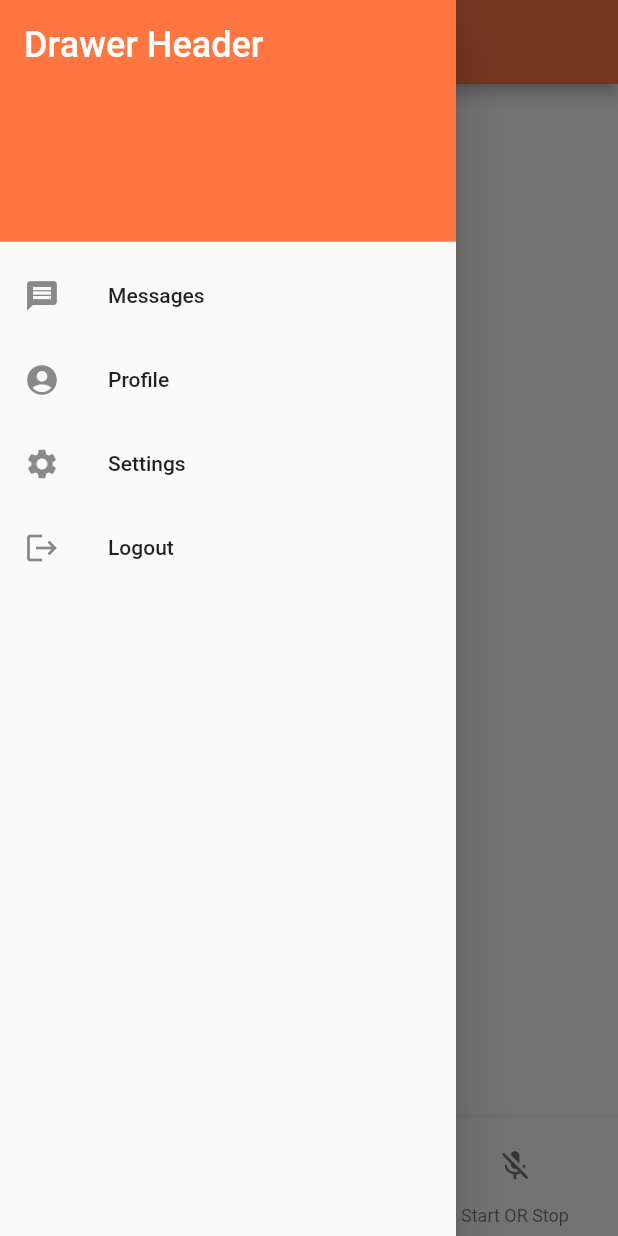
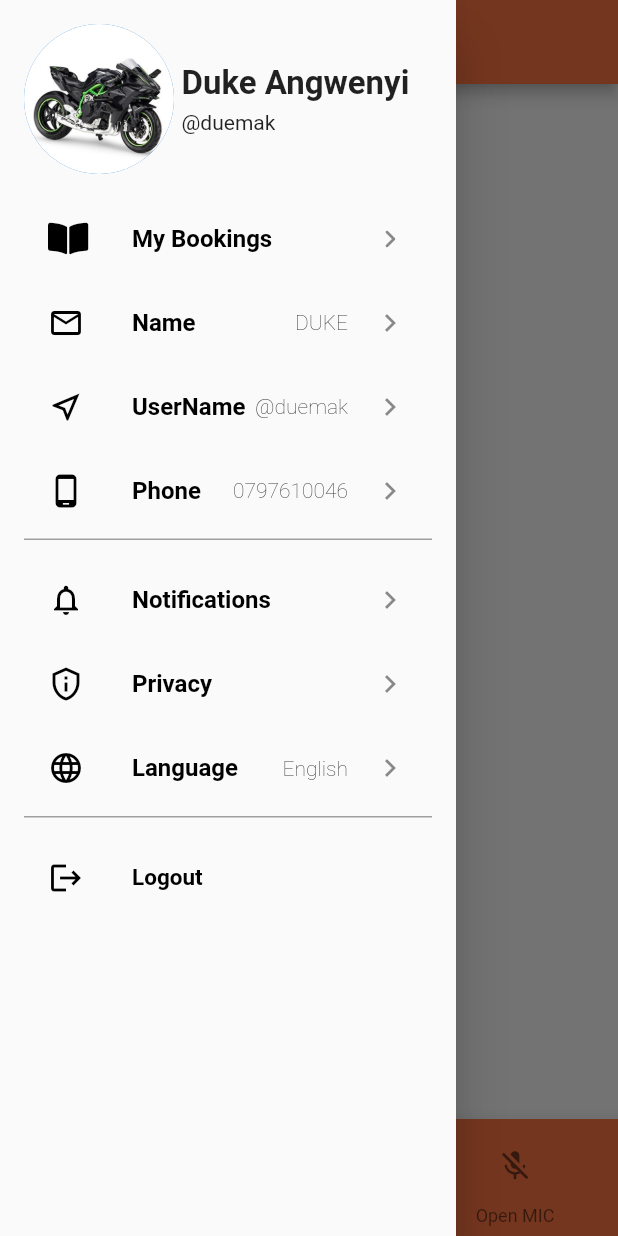
Before and after one commit to AmDuemak/duemak_heard, a Flutter app: the screen it shows once a user with an empty profile is signed in, with the side drawer open, on a phone screen of 412 x 824 dp. Run offline on Flutter 3.47's test engine with Material 2 defaults, Android fonts, the light colour scheme and no system bars; our stand-ins replace audioplayers, firebase_auth, firebase_core, firebase_storage, flutter_spinkit, flutter_svg and 2 more; missing offline and left inert: firebase_auth_web, firebase_core_web, firebase_storage_web, flutter_sound, flutter_sound_web; accounts and stored records are empty; project files that could hold a hidden picture were left out.

Commit message:
added firestore and delete fxn

```diff
--- a/lib/main.dart
+++ b/lib/main.dart
@@ -29,7 +29,6 @@ class MyApp extends StatelessWidget {
         SignUpScreen.id: (context) => SignUpScreen(),
         HomePage.id: (context) => HomePage(),
         ForgotPasswordScreen.id: (context) => ForgotPasswordScreen(),
-        // AppDrawer.id: (context) => AppDrawer(),
       },
     );
   }
--- a/lib/screens/Home_screen/home.dart
+++ b/lib/screens/Home_screen/home.dart
@@ -1,9 +1,11 @@
 import 'dart:io';
 
 import 'package:duemak_heard/constants.dart';
-import 'package:duemak_heard/screens/sign_in/sign_in_screen.dart';
+import 'package:duemak_heard/screens/Home_screen/my_drawer.dart';
+import 'package:duemak_heard/utilities/detele_file.dart';
 import 'package:duemak_heard/utilities/loading.dart';
 import 'package:duemak_heard/utilities/record.dart';
+import 'package:duemak_heard/utilities/upload.dart';
 import 'package:firebase_auth/firebase_auth.dart';
 import 'package:path_provider/path_provider.dart';
 import 'package:flutter/material.dart';
@@ -18,9 +20,10 @@ class HomePage extends StatefulWidget {
 
 class _HomePageState extends State<HomePage> {
   bool loading = false;
+  bool isUploading = false;
   final List<String> errors = [];
   final recorder = SoundRecorder();
-  late List<String> records;
+  late List records;
   late Directory appDirectory;
   int _selectedIndex = -1;
   late int _totalDuration;
@@ -65,7 +68,7 @@ class _HomePageState extends State<HomePage> {
   @override
   void dispose() {
     recorder.dispose();
-    appDirectory.delete();
+    // appDirectory.delete();
     super.dispose();
   }
 
@@ -79,69 +82,10 @@ class _HomePageState extends State<HomePage> {
               appBar: AppBar(
                 backgroundColor: kPrimaryColor,
               ),
-              drawer: Drawer(
-                child: ListView(
-                  padding: EdgeInsets.zero,
-                  children: <Widget>[
-                    DrawerHeader(
-                      decoration: BoxDecoration(
-                        color: kPrimaryColor,
-                      ),
-                      child: Text(
-                        'Drawer Header',
-                        style: TextStyle(
-                          color: Colors.white,
-                          fontSize: 24,
-                        ),
-                      ),
-                    ),
-                    ListTile(
-                      leading: Icon(Icons.message),
-                      title: Text('Messages'),
-                    ),
-                    ListTile(
-                      leading: Icon(Icons.account_circle),
-                      title: Text('Profile'),
-                    ),
-                    ListTile(
-                      leading: Icon(Icons.settings),
-                      title: Text('Settings'),
-                    ),
-                    GestureDetector(
-                      child: ListTile(
-                        leading: Icon(Icons.logout),
-                        title: Text('Logout'),
-                      ),
-                      onTap: () async {
-                        try {
-                          setState(() {
-                            loading = true;
-                          });
-                          await FirebaseAuth.instance.signOut();
-                        } on FirebaseException catch (e) {
-                          String messo = "network-request-failed";
-                          if (e.code == "network-request-failed") {
-                            myDialog(context, messo);
-                          } else {
-                            messo = "an error occured";
-                            myDialog(context, messo);
-                          }
-                          print(e.toString());
-                          setState(() {
-                            loading = false;
-                          });
-                        }
-                        Navigator.pushReplacementNamed(
-                            context, SignInScreen.id);
-                      },
-                    ),
-                  ],
-                ),
-              ),
-              body: FutureBuilder(
-                  future: null,
-                  builder: (BuildContext context, snapshot) {
-                    return ListView.builder(
+              drawer: MyDrawer(),
+              body: isUploading
+                  ? Loading()
+                  : ListView.builder(
                       itemCount: records.length,
                       shrinkWrap: true,
                       reverse: true,
@@ -154,8 +98,23 @@ class _HomePageState extends State<HomePage> {
                                 color: kSecondaryColor,
                                 borderRadius: BorderRadius.circular(10)),
                             child: ExpansionTile(
+                              leading: IconButton(
+                                onPressed: () async {
+                                  try {
+                                    await deleteFile(
+                                      File(records.elementAt(i)),
+                                      context,
+                                    );
+                                    print("success");
+                                  } catch (e) {
+                                    print(e.toString());
+                                    print(records.elementAt(i));
+                                  }
+                                },
+                                icon: Icon(Icons.delete_forever),
+                              ),
                               title: Text("New recoding ${records.length - i}"),
-                              subtitle: Text(getDateFromFilePatah(
+                              subtitle: Text(getDateFromFile(
                                   filePath: records.elementAt(i))),
                               onExpansionChanged: ((newState) {
                                 if (newState) {
@@ -170,6 +129,8 @@ class _HomePageState extends State<HomePage> {
                                   height: 100,
                                   child: Column(
                                     mainAxisAlignment: MainAxisAlignment.center,
+                                    crossAxisAlignment:
+                                        CrossAxisAlignment.stretch,
                                     children: [
                                       LinearProgressIndicator(
                                         minHeight: 5,
@@ -190,7 +151,8 @@ class _HomePageState extends State<HomePage> {
                                                 iconSize: 30,
                                                 icon: Icon(Icons.stop),
                                                 onPressed: () {
-                                                  AudioPlayer().stop();
+                                                  AudioPlayer().setReleaseMode(
+                                                      ReleaseMode.STOP);
                                                   setState(() {
                                                     _isPlaying = false;
                                                   });
@@ -211,7 +173,9 @@ class _HomePageState extends State<HomePage> {
                                                 iconSize: 30,
                                                 icon: Icon(Icons.pause),
                                                 onPressed: () {
-                                                  AudioPlayer().pause();
+                                                  AudioPlayer().setReleaseMode(
+                                                      ReleaseMode.RELEASE);
+                                                  // AudioPlayer().pause();
                                                   setState(() {
                                                     _isPlaying = false;
                                                   });
@@ -227,20 +191,33 @@ class _HomePageState extends State<HomePage> {
                           ),
                         );
                       },
-                    );
-                  }),
+                    ),
               bottomNavigationBar: BottomNavigationBar(
+                backgroundColor: kPrimaryColor,
                 currentIndex: 1,
                 items: [
                   BottomNavigationBarItem(
                     label: "Upload to cloud",
                     icon: IconButton(
                         onPressed: () async {
-                        await () {};
-                        print("Upload pressed");
+                          setState(() {
+                            isUploading = true;
+                          });
+                          for (int f = 0; f < records.length; f++) {
+                            try {
+                              await UploadFile(records.elementAt(f).toString());
+                            } on FirebaseException catch (e) {
+                              print(e.toString());
+                              setState(() {
+                                isUploading = false;
+                              });
+                            }
+                          }
+                          setState(() {
+                            isUploading = false;
+                          });
                         },
-                      icon: Icon(Icons.cloud_upload),
-                    ),
+                        icon: Icon(Icons.cloud_upload)),
                   ),
                   BottomNavigationBarItem(
                     label: "HOME",
@@ -250,7 +227,7 @@ class _HomePageState extends State<HomePage> {
                     ),
                   ),
                   BottomNavigationBarItem(
-                    label: "Start OR Stop",
+                    label: isRecording ? "Close MIC" : "Open MIC",
                     icon: IconButton(
                       onPressed: () async {
                         await recorder.toggleRecorder();
@@ -267,21 +244,13 @@ class _HomePageState extends State<HomePage> {
     );
   }
 
-  Future<dynamic> myDialog(BuildContext context, String messo) {
-    return showDialog(
-      barrierDismissible: false,
-      context: context,
-      builder: (BuildContext context) => AlertDialog(
-        title: const Text("Signing In error"),
-        content: Text(messo),
-        actions: <Widget>[
-          TextButton(
-            onPressed: () => Navigator.pop(context, 'OK'),
-            child: const Text('OK'),
-          ),
-        ],
-      ),
-    );
+  UpdateData() async {
+    appDirectory = await getApplicationDocumentsDirectory();
+    appDirectory.list().listen((event) {
+      if (event.path.contains(".aac")) {
+        records.add(event.path);
+      }
+    });
   }
 
   Future<void> _onPlay({required String filePath, required int index}) async {
@@ -302,28 +271,25 @@ class _HomePageState extends State<HomePage> {
         });
       });
 
-      audioPlayer.onAudioPositionChanged.listen((duration) {
+      audioPlayer.onAudioPositionChanged.listen(
+        (duration) {
           setState(() {
-          _totalDuration = duration.inMicroseconds;
-        });
-      });
-
-      audioPlayer.onAudioPositionChanged.listen((duration) {
-        setState(() {
+            _totalDuration = audioPlayer.getDuration() as int;
             _currentDuration = duration.inMicroseconds;
             _completedPercentage =
                 _currentDuration.toDouble() / _totalDuration.toDouble();
           });
-      });
+        },
+      );
     }
   }
 
-  String getDateFromFilePatah({required String filePath}) {
-    String fromEpoch = filePath.substring(
+  String getDateFromFile({required String filePath}) {
+    String fromFile = filePath.substring(
         filePath.lastIndexOf('/') + 1, filePath.lastIndexOf('.'));
 
     DateTime recordedDate =
-        DateTime.fromMillisecondsSinceEpoch(int.parse(fromEpoch));
+        DateTime.fromMillisecondsSinceEpoch(int.parse(fromFile));
     int year = recordedDate.year;
     int month = recordedDate.month;
     int day = recordedDate.day;
--- /dev/null
+++ b/lib/screens/Home_screen/my_drawer.dart
@@ -0,0 +1,186 @@
+import 'package:duemak_heard/screens/sign_in/sign_in_screen.dart';
+import 'package:firebase_auth/firebase_auth.dart';
+import 'package:flutter/material.dart';
+import 'package:font_awesome_flutter/font_awesome_flutter.dart';
+
+class MyDrawer extends StatelessWidget {
+  const MyDrawer({Key? key}) : super(key: key);
+
+  @override
+  Widget build(BuildContext context) {
+    return Drawer(
+      child: Padding(
+        padding: const EdgeInsets.all(8.0),
+        child: Container(
+          padding: EdgeInsets.all(8.0),
+          child: SingleChildScrollView(
+            child: Column(
+              crossAxisAlignment: CrossAxisAlignment.start,
+              children: [
+                Row(
+                  children: [
+                    CircleAvatar(
+                      backgroundImage:
+                          AssetImage('assets/images/onbrd/img.png'),
+                      radius: 50,
+                    ),
+                    SizedBox(width: 5),
+                    Column(
+                        crossAxisAlignment: CrossAxisAlignment.start,
+                        children: [
+                          Text(
+                            'Duke Angwenyi',
+                            style: TextStyle(
+                                fontSize: 22, fontWeight: FontWeight.bold),
+                          ),
+                          SizedBox(
+                            height: 5,
+                          ),
+                          Text(
+                            '@duemak',
+                            style: TextStyle(
+                              fontSize: 14,
+                            ),
+                          )
+                        ])
+                  ],
+                ),
+
+                SizedBox(height: 15),
+                Material(
+                  color: Colors.transparent,
+                  child: InkWell(
+                    splashColor: Theme.of(context).splashColor,
+                    child: ListTile(
+                      onTap: () {},
+                      title: Text(
+                        'My Bookings',
+                        style: TextStyle(
+                            fontSize: 16,
+                            fontWeight: FontWeight.w600,
+                            color: Colors.black),
+                      ),
+                      trailing: Icon(Icons.chevron_right_rounded),
+                      leading: Icon(
+                        FontAwesomeIcons.bookOpen,
+                        color: Colors.black,
+                      ),
+                    ),
+                  ),
+                ),
+
+                _listTileContent('Name', 'DUKE', Icons.email_outlined, context),
+                _listTileContent(
+                    'UserName', '@duemak', Icons.near_me_outlined, context),
+                _listTileContent('Phone ', '0797610046',
+                    Icons.phone_android_outlined, context),
+
+                Padding(
+                  padding: const EdgeInsets.symmetric(vertical: 4),
+                  child: Container(
+                    padding: EdgeInsets.only(right: 10, left: 10),
+                    color: Colors.grey,
+                    height: 1,
+                  ),
+                ),
+                SizedBox(
+                  height: 8,
+                ),
+                _listTileContent(
+                    'Notifications', "", Icons.notifications_outlined, context),
+                _listTileContent(
+                    'Privacy', '', Icons.privacy_tip_outlined, context),
+                _listTileContent(
+                    'Language', 'English', Icons.language, context),
+                Padding(
+                  padding: const EdgeInsets.symmetric(vertical: 4),
+                  child: Container(
+                    padding: EdgeInsets.only(right: 10, left: 10),
+                    color: Colors.grey,
+                    height: 1,
+                  ),
+                ),
+                SizedBox(
+                  height: 8,
+                ),
+                // _listTileContent('Logout', "", Icons.logout_outlined, context),
+
+                Material(
+                  color: Colors.transparent,
+                  child: InkWell(
+                    splashColor: Theme.of(context).splashColor,
+                    onTap: () {
+                      try {
+                        FirebaseAuth.instance.signOut();
+                        Navigator.push(
+                          context,
+                          MaterialPageRoute(
+                              builder: (context) => SignInScreen()),
+                        );
+                      } on FirebaseAuthException catch (e) {
+                        print(e);
+                      }
+                    },
+                    child: ListTile(
+                      leading: Icon(
+                        Icons.logout,
+                        color: Colors.black,
+                      ),
+                      title: Text(
+                        'Logout',
+                        style: TextStyle(
+                            fontSize: 15,
+                            fontWeight: FontWeight.w600,
+                            color: Colors.black),
+                      ),
+                    ),
+                  ),
+                ),
+              ],
+            ),
+          ),
+        ),
+      ),
+    );
+  }
+
+  _listTileContent(
+      String text, String details, IconData icon, BuildContext context) {
+    return Material(
+      color: Colors.transparent,
+      child: InkWell(
+        onTap: () {},
+        splashColor: Theme.of(context).splashColor,
+        child: ListTile(
+          leading: Icon(
+            icon,
+            color: Colors.black,
+          ),
+          title: Row(
+            mainAxisAlignment: MainAxisAlignment.spaceBetween,
+            children: [
+              Text(
+                text,
+                style: TextStyle(
+                    fontSize: 16,
+                    fontWeight: FontWeight.w600,
+                    color: Colors.black),
+              ),
+              Flexible(
+                child: Text(
+                  details,
+                  overflow: TextOverflow.ellipsis,
+                  style: TextStyle(
+                      fontSize: 14,
+                      fontWeight: FontWeight.w200,
+                      color: Colors.black),
+                ),
+              ),
+            ],
+          ),
+          trailing: Icon(Icons.chevron_right),
+        ),
+      ),
+    );
+  }
+}
--- a/lib/utilities/record.dart
+++ b/lib/utilities/record.dart
@@ -8,6 +8,7 @@ late final Directory appDirectory;
 String appPath = appDirectory.path;
 final duemakFile =
     appPath + "/" + DateTime.now().millisecondsSinceEpoch.toString() + ".aac";
+File record = duemakFile as File;
 
 class SoundRecorder {
   FlutterSoundRecorder? _audioRecorder;
@@ -49,6 +50,8 @@ class SoundRecorder {
       await _record();
     } else {
       await _stopRecord();
+
+      //       .then((value) => UploadFile(onUploadComplete: deleteFile(record)));
     }
   }
 }
--- a/pubspec.yaml
+++ b/pubspec.yaml
@@ -32,6 +32,7 @@ dependencies:
   flutter_sound: ^8.3.12
   flutter_spinkit: ^5.1.0
   flutter_svg: ^0.22.0
+  font_awesome_flutter: ^9.1.0
   keyboard_utils: ^1.3.0
   path_provider: ^2.0.4
   permission_handler: ^8.1.6
```
Also changed, not shown: lib/utilities/detele_file.dart (added, +28 -0 lines), lib/utilities/my_dialog.dart (added, +25 -0 lines), lib/utilities/upload.dart (+16 -0 lines), assets/images/onbrd/img.png (added), 1 other file. Lines whose indentation alone changed are shown as unchanged.
